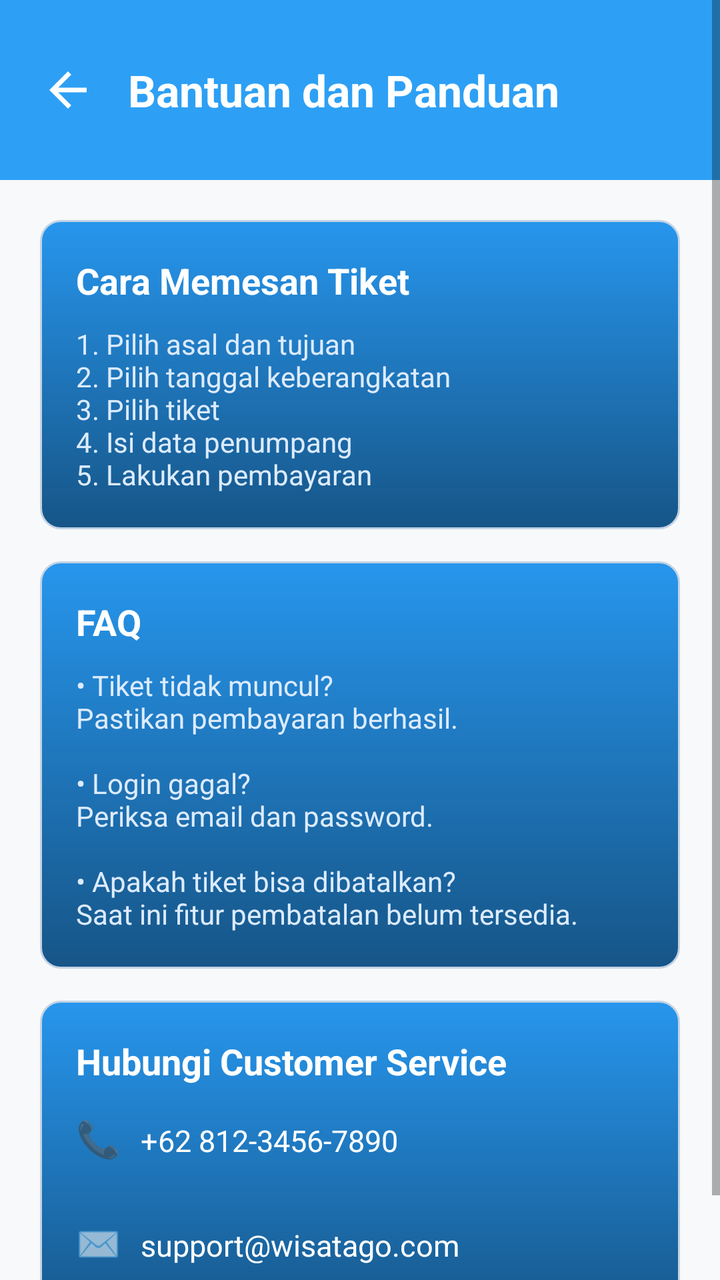
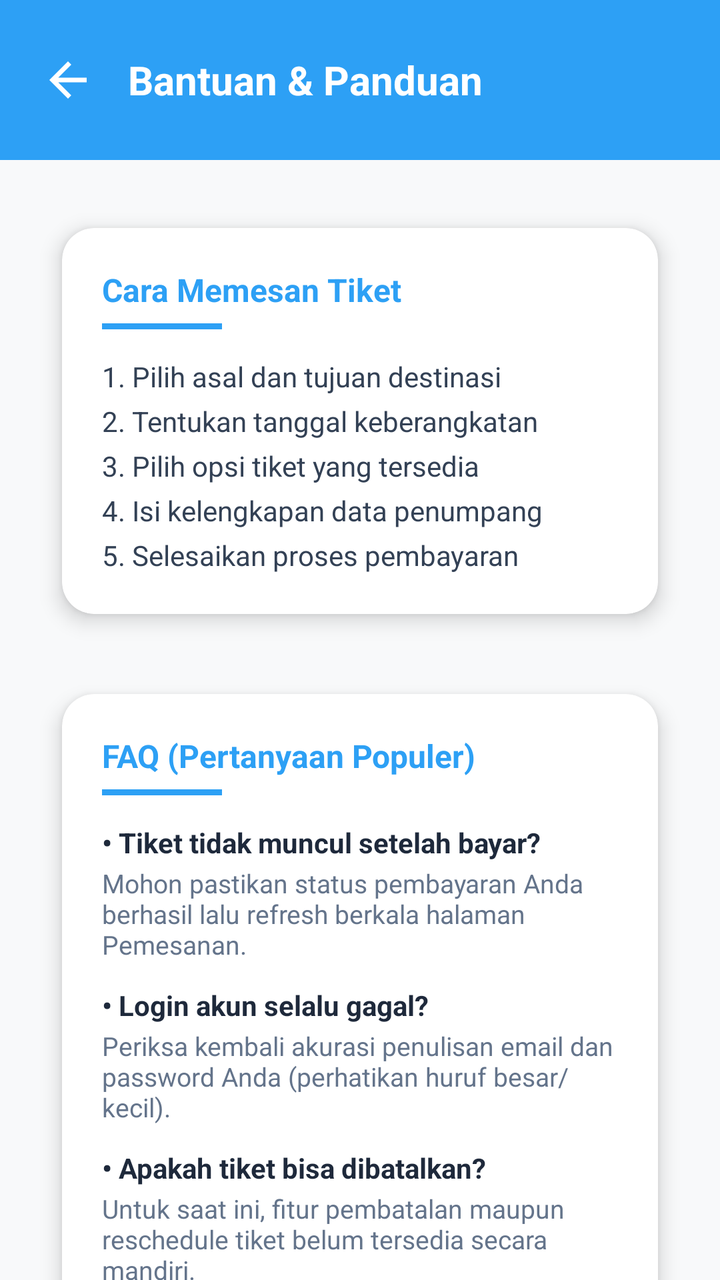

Before-and-after screenshots of an Android layout around one commit, followed by the original layout XML and the change that was made.
<!-- AndroidManifest.xml: application theme Theme.WisataGo -->
<!-- res/layout/activity_bantuan.xml -->
<?xml version="1.0" encoding="utf-8"?>
<ScrollView
    xmlns:android="http://schemas.android.com/apk/res/android"
    android:layout_width="match_parent"
    android:layout_height="match_parent"
    android:background="#F8F9FA">

    <LinearLayout
        android:layout_width="match_parent"
        android:layout_height="wrap_content"
        android:orientation="vertical">

        
        <LinearLayout
            android:layout_width="match_parent"
            android:layout_height="90dp"
            android:background="#2DA0F5"
            android:gravity="center_vertical"
            android:orientation="horizontal"
            android:paddingHorizontal="20dp">

            <ImageView
                android:id="@+id/btnBack"
                android:layout_width="28dp"
                android:layout_height="28dp"
                android:src="@drawable/ic_back_white"
                android:clickable="true"
                android:focusable="true"/>

            <TextView
                android:layout_width="wrap_content"
                android:layout_height="wrap_content"
                android:text="Bantuan dan Panduan"
                android:textColor="#FFFFFF"
                android:textSize="22sp"
                android:textStyle="bold"
                android:layout_marginStart="16dp"/>
        </LinearLayout>

        <LinearLayout
            android:layout_width="match_parent"
            android:layout_height="wrap_content"
            android:orientation="vertical"
            android:padding="20dp">

            
            <LinearLayout
                android:layout_width="match_parent"
                android:layout_height="wrap_content"
                android:orientation="vertical"
                android:background="@drawable/bg_login2"
                android:padding="18dp"
                android:layout_marginBottom="16dp">

                <TextView
                    android:layout_width="wrap_content"
                    android:layout_height="wrap_content"
                    android:text="Cara Memesan Tiket"
                    android:textColor="#FFFFFF"
                    android:textStyle="bold"
                    android:textSize="18sp"/>

                <TextView
                    android:layout_width="wrap_content"
                    android:layout_height="wrap_content"
                    android:text="1. Pilih asal dan tujuan\n2. Pilih tanggal keberangkatan\n3. Pilih tiket\n4. Isi data penumpang\n5. Lakukan pembayaran"
                    android:textColor="#DCEBFF"
                    android:textSize="14sp"
                    android:layout_marginTop="10dp"/>
            </LinearLayout>

            
            <LinearLayout
                android:layout_width="match_parent"
                android:layout_height="wrap_content"
                android:orientation="vertical"
                android:background="@drawable/bg_login2"
                android:padding="18dp"
                android:layout_marginBottom="16dp">

                <TextView
                    android:layout_width="wrap_content"
                    android:layout_height="wrap_content"
                    android:text="FAQ"
                    android:textColor="#FFFFFF"
                    android:textStyle="bold"
                    android:textSize="18sp"/>

                <TextView
                    android:layout_width="wrap_content"
                    android:layout_height="wrap_content"
                    android:text="• Tiket tidak muncul?\nPastikan pembayaran berhasil.\n\n• Login gagal?\nPeriksa email dan password.\n\n• Apakah tiket bisa dibatalkan?\nSaat ini fitur pembatalan belum tersedia."
                    android:textColor="#DCEBFF"
                    android:textSize="14sp"
                    android:layout_marginTop="10dp"/>
            </LinearLayout>

            
            <LinearLayout
                android:layout_width="match_parent"
                android:layout_height="wrap_content"
                android:orientation="vertical"
                android:background="@drawable/bg_login2"
                android:padding="18dp">

                <TextView
                    android:layout_width="wrap_content"
                    android:layout_height="wrap_content"
                    android:text="Hubungi Customer Service"
                    android:textColor="#FFFFFF"
                    android:textStyle="bold"
                    android:textSize="18sp"/>

                
                <LinearLayout
                    android:id="@+id/btnCall"
                    android:layout_width="match_parent"
                    android:layout_height="wrap_content"
                    android:orientation="horizontal"
                    android:paddingVertical="14dp"
                    android:clickable="true"
                    android:focusable="true">

                    <TextView
                        android:layout_width="wrap_content"
                        android:layout_height="wrap_content"
                        android:text="📞"
                        android:textSize="18sp"/>

                    <TextView
                        android:layout_width="wrap_content"
                        android:layout_height="wrap_content"
                        android:text="+62 812-3456-7890"
                        android:textColor="#FFFFFF"
                        android:textSize="15sp"
                        android:layout_marginStart="10dp"/>
                </LinearLayout>

                
                <LinearLayout
                    android:id="@+id/btnEmail"
                    android:layout_width="match_parent"
                    android:layout_height="wrap_content"
                    android:orientation="horizontal"
                    android:paddingVertical="14dp"
                    android:clickable="true"
                    android:focusable="true">

                    <TextView
                        android:layout_width="wrap_content"
                        android:layout_height="wrap_content"
                        android:text="✉️"
                        android:textSize="18sp"/>

                    <TextView
                        android:layout_width="wrap_content"
                        android:layout_height="wrap_content"
                        android:text="support@wisatago.com"
                        android:textColor="#FFFFFF"
                        android:textSize="15sp"
                        android:layout_marginStart="10dp"/>
                </LinearLayout>

            </LinearLayout>

        </LinearLayout>

    </LinearLayout>

</ScrollView>
<!-- resources referenced by this layout -->
<resources>
  <!-- drawable bg_login2 (drawable) -->
  <?xml version="1.0" encoding="UTF-8"?>
  <shape
      xmlns:android="http://schemas.android.com/apk/res/android">
      <gradient
          android:startColor="#2796ED"
          android:endColor="#165587"
          android:angle="270"
          />
      <stroke
          android:color="#C2D3E4"
          android:width="1dp"
          />
      <corners
          android:radius="10dp"
          />
  </shape>
  <!-- drawable ic_back_white (drawable) -->
  <vector xmlns:android="http://schemas.android.com/apk/res/android"
      android:width="24dp"
      android:height="24dp"
      android:viewportWidth="24"
      android:viewportHeight="24"
      android:tint="#FFFFFF">
      <path
          android:fillColor="@android:color/white"
          android:pathData="M20,11H7.83l5.59,-5.59L12,4l-8,8 8,8 1.41,-1.41L7.83,13H20v-2z"/>
  </vector>
  <style name="Theme.WisataGo" parent="Theme.MaterialComponents.Light.NoActionBar">
      </style>
</resources>

<!-- the commit's change to res/layout/activity_bantuan.xml (unified diff, before → after) -->
@@ -1,19 +1,20 @@
 <?xml version="1.0" encoding="utf-8"?>
 <ScrollView
     xmlns:android="http://schemas.android.com/apk/res/android"
+    xmlns:app="http://schemas.android.com/apk/res-auto"
     android:layout_width="match_parent"
     android:layout_height="match_parent"
-    android:background="#F8F9FA">
+    android:background="#F8F9FA"
+    android:scrollbars="none">
 
     <LinearLayout
         android:layout_width="match_parent"
         android:layout_height="wrap_content"
         android:orientation="vertical">
 
-        
         <LinearLayout
             android:layout_width="match_parent"
-            android:layout_height="90dp"
+            android:layout_height="80dp"
             android:background="#2DA0F5"
             android:gravity="center_vertical"
             android:orientation="horizontal"
@@ -23,18 +24,19 @@
                 android:id="@+id/btnBack"
                 android:layout_width="28dp"
                 android:layout_height="28dp"
-                android:src="@drawable/ic_back_white"
+                android:background="?attr/selectableItemBackgroundBorderless"
                 android:clickable="true"
-                android:focusable="true"/>
+                android:focusable="true"
+                android:src="@drawable/ic_back_white" />
 
             <TextView
                 android:layout_width="wrap_content"
                 android:layout_height="wrap_content"
-                android:text="Bantuan dan Panduan"
+                android:layout_marginStart="16dp"
+                android:text="Bantuan &amp; Panduan"
                 android:textColor="#FFFFFF"
-                android:textSize="22sp"
-                android:textStyle="bold"
-                android:layout_marginStart="16dp"/>
+                android:textSize="20sp"
+                android:textStyle="bold" />
         </LinearLayout>
 
         <LinearLayout
@@ -43,128 +45,219 @@
             android:orientation="vertical"
             android:padding="20dp">
 
-            
-            <LinearLayout
+            <com.google.android.material.card.MaterialCardView
                 android:layout_width="match_parent"
                 android:layout_height="wrap_content"
-                android:orientation="vertical"
-                android:background="@drawable/bg_login2"
-                android:padding="18dp"
-                android:layout_marginBottom="16dp">
-
-                <TextView
-                    android:layout_width="wrap_content"
-                    android:layout_height="wrap_content"
-                    android:text="Cara Memesan Tiket"
-                    android:textColor="#FFFFFF"
-                    android:textStyle="bold"
-                    android:textSize="18sp"/>
-
-                <TextView
-                    android:layout_width="wrap_content"
-                    android:layout_height="wrap_content"
-                    android:text="1. Pilih asal dan tujuan\n2. Pilih tanggal keberangkatan\n3. Pilih tiket\n4. Isi data penumpang\n5. Lakukan pembayaran"
-                    android:textColor="#DCEBFF"
-                    android:textSize="14sp"
-                    android:layout_marginTop="10dp"/>
-            </LinearLayout>
-
-            
-            <LinearLayout
-                android:layout_width="match_parent"
-                android:layout_height="wrap_content"
-                android:orientation="vertical"
-                android:background="@drawable/bg_login2"
-                android:padding="18dp"
-                android:layout_marginBottom="16dp">
-
-                <TextView
-                    android:layout_width="wrap_content"
-                    android:layout_height="wrap_content"
-                    android:text="FAQ"
-                    android:textColor="#FFFFFF"
-                    android:textStyle="bold"
-                    android:textSize="18sp"/>
-
-                <TextView
-                    android:layout_width="wrap_content"
-                    android:layout_height="wrap_content"
-                    android:text="• Tiket tidak muncul?\nPastikan pembayaran berhasil.\n\n• Login gagal?\nPeriksa email dan password.\n\n• Apakah tiket bisa dibatalkan?\nSaat ini fitur pembatalan belum tersedia."
-                    android:textColor="#DCEBFF"
-                    android:textSize="14sp"
-                    android:layout_marginTop="10dp"/>
-            </LinearLayout>
-
-            
-            <LinearLayout
-                android:layout_width="match_parent"
-                android:layout_height="wrap_content"
-                android:orientation="vertical"
-                android:background="@drawable/bg_login2"
-                android:padding="18dp">
-
-                <TextView
-                    android:layout_width="wrap_content"
-                    android:layout_height="wrap_content"
-                    android:text="Hubungi Customer Service"
-                    android:textColor="#FFFFFF"
-                    android:textStyle="bold"
-                    android:textSize="18sp"/>
-
-                
+                android:layout_marginBottom="12dp"
+                app:cardBackgroundColor="#FFFFFF"
+                app:cardCornerRadius="16dp"
+                app:cardElevation="6dp"
+                app:cardUseCompatPadding="true"
+                app:strokeWidth="0dp">
+
                 <LinearLayout
-                    android:id="@+id/btnCall"
                     android:layout_width="match_parent"
                     android:layout_height="wrap_content"
-                    android:orientation="horizontal"
-                    android:paddingVertical="14dp"
-                    android:clickable="true"
-                    android:focusable="true">
-
-                    <TextView
-                        android:layout_width="wrap_content"
-                        android:layout_height="wrap_content"
-                        android:text="📞"
-                        android:textSize="18sp"/>
-
-                    <TextView
-                        android:layout_width="wrap_content"
-                        android:layout_height="wrap_content"
-                        android:text="+62 812-3456-7890"
-                        android:textColor="#FFFFFF"
-                        android:textSize="15sp"
-                        android:layout_marginStart="10dp"/>
+                    android:orientation="vertical"
+                    android:padding="20dp">
+
+                    <TextView
+                        android:layout_width="wrap_content"
+                        android:layout_height="wrap_content"
+                        android:text="Cara Memesan Tiket"
+                        android:textColor="#2DA0F5"
+                        android:textSize="16sp"
+                        android:textStyle="bold" />
+
+                    <View
+                        android:layout_width="60dp"
+                        android:layout_height="3dp"
+                        android:layout_marginTop="6dp"
+                        android:layout_marginBottom="14dp"
+                        android:background="#2DA0F5" />
+
+                    <TextView
+                        android:layout_width="match_parent"
+                        android:layout_height="wrap_content"
+                        android:lineSpacingExtra="6dp"
+                        android:text="1. Pilih asal dan tujuan destinasi\n2. Tentukan tanggal keberangkatan\n3. Pilih opsi tiket yang tersedia\n4. Isi kelengkapan data penumpang\n5. Selesaikan proses pembayaran"
+                        android:textColor="#334155"
+                        android:textSize="14sp" />
                 </LinearLayout>
-
-                
+            </com.google.android.material.card.MaterialCardView>
+
+            <com.google.android.material.card.MaterialCardView
+                android:layout_width="match_parent"
+                android:layout_height="wrap_content"
+                android:layout_marginBottom="12dp"
+                app:cardBackgroundColor="#FFFFFF"
+                app:cardCornerRadius="16dp"
+                app:cardElevation="6dp"
+                app:cardUseCompatPadding="true"
+                app:strokeWidth="0dp">
+
                 <LinearLayout
-                    android:id="@+id/btnEmail"
                     android:layout_width="match_parent"
                     android:layout_height="wrap_content"
-                    android:orientation="horizontal"
-                    android:paddingVertical="14dp"
-                    android:clickable="true"
-                    android:focusable="true">
-
-                    <TextView
-                        android:layout_width="wrap_content"
-                        android:layout_height="wrap_content"
-                        android:text="✉️"
-                        android:textSize="18sp"/>
-
-                    <TextView
-                        android:layout_width="wrap_content"
-                        android:layout_height="wrap_content"
-                        android:text="support@wisatago.com"
-                        android:textColor="#FFFFFF"
+                    android:orientation="vertical"
+                    android:padding="20dp">
+
+                    <TextView
+                        android:layout_width="wrap_content"
+                        android:layout_height="wrap_content"
+                        android:text="FAQ (Pertanyaan Populer)"
+                        android:textColor="#2DA0F5"
+                        android:textSize="16sp"
+                        android:textStyle="bold" />
+
+                    <View
+                        android:layout_width="60dp"
+                        android:layout_height="3dp"
+                        android:layout_marginTop="6dp"
+                        android:layout_marginBottom="14dp"
+                        android:background="#2DA0F5" />
+
+                    <TextView
+                        android:layout_width="wrap_content"
+                        android:layout_height="wrap_content"
+                        android:text="• Tiket tidak muncul setelah bayar?"
+                        android:textColor="#1E293B"
+                        android:textStyle="bold"
+                        android:textSize="14sp"/>
+
+                    <TextView
+                        android:layout_width="match_parent"
+                        android:layout_height="wrap_content"
+                        android:layout_marginTop="2dp"
+                        android:layout_marginBottom="12dp"
+                        android:text="Mohon pastikan status pembayaran Anda berhasil lalu refresh berkala halaman Pemesanan."
+                        android:textColor="#64748B"
+                        android:textSize="13sp" />
+
+                    <TextView
+                        android:layout_width="wrap_content"
+                        android:layout_height="wrap_content"
+                        android:text="• Login akun selalu gagal?"
+                        android:textColor="#1E293B"
+                        android:textStyle="bold"
+                        android:textSize="14sp"/>
+
+                    <TextView
+                        android:layout_width="match_parent"
+                        android:layout_height="wrap_content"
+                        android:layout_marginTop="2dp"
+                        android:layout_marginBottom="12dp"
+                        android:text="Periksa kembali akurasi penulisan email dan password Anda (perhatikan huruf besar/kecil)."
+                        android:textColor="#64748B"
+                        android:textSize="13sp" />
+
+                    <TextView
+                        android:layout_width="wrap_content"
+                        android:layout_height="wrap_content"
+                        android:text="• Apakah tiket bisa dibatalkan?"
+                        android:textColor="#1E293B"
+                        android:textStyle="bold"
+                        android:textSize="14sp"/>
+
+                    <TextView
+                        android:layout_width="match_parent"
+                        android:layout_height="wrap_content"
+                        android:layout_marginTop="2dp"
+                        android:text="Untuk saat ini, fitur pembatalan maupun reschedule tiket belum tersedia secara mandiri."
+                        android:textColor="#64748B"
+                        android:textSize="13sp" />
+                </LinearLayout>
+            </com.google.android.material.card.MaterialCardView>
+
+            <com.google.android.material.card.MaterialCardView
+                android:layout_width="match_parent"
+                android:layout_height="wrap_content"
+                android:layout_marginBottom="16dp"
+                app:cardBackgroundColor="#FFFFFF"
+                app:cardCornerRadius="16dp"
+                app:cardElevation="6dp"
+                app:cardUseCompatPadding="true"
+                app:strokeWidth="0dp">
+
+                <LinearLayout
+                    android:layout_width="match_parent"
+                    android:layout_height="wrap_content"
+                    android:orientation="vertical"
+                    android:padding="8dp">
+
+                    <TextView
+                        android:layout_width="wrap_content"
+                        android:layout_height="wrap_content"
+                        android:layout_marginStart="12dp"
+                        android:layout_marginTop="12dp"
+                        android:text="Hubungi Customer Service"
+                        android:textColor="#1E293B"
                         android:textSize="15sp"
-                        android:layout_marginStart="10dp"/>
+                        android:textStyle="bold" />
+
+                    <View
+                        android:layout_width="match_parent"
+                        android:layout_height="1dp"
+                        android:layout_marginTop="12dp"
+                        android:layout_marginHorizontal="12dp"
+                        android:background="#F1F5F9" />
+
+                    <LinearLayout
+                        android:id="@+id/btnCall"
+                        android:layout_width="match_parent"
+                        android:layout_height="56dp"
+                        android:background="?attr/selectableItemBackground"
+                        android:clickable="true"
+                        android:focusable="true"
+                        android:gravity="center_vertical"
+                        android:orientation="horizontal"
+                        android:paddingHorizontal="12dp">
+
+                        <ImageView
+                            android:layout_width="22dp"
+                            android:layout_height="22dp"
+                            android:src="@drawable/icon_telp"
+                            app:tint="#2DA0F5" />
+
+                        <TextView
+                            android:layout_width="wrap_content"
+                            android:layout_height="wrap_content"
+                            android:layout_marginStart="14dp"
+                            android:text="+62 812-3456-7890"
+                            android:textColor="#334155"
+                            android:textSize="14sp"
+                            android:textStyle="bold" />
+                    </LinearLayout>
+
+                    <LinearLayout
+                        android:id="@+id/btnEmail"
+                        android:layout_width="match_parent"
+                        android:layout_height="56dp"
+                        android:background="?attr/selectableItemBackground"
+                        android:clickable="true"
+                        android:focusable="true"
+                        android:gravity="center_vertical"
+                        android:orientation="horizontal"
+                        android:paddingHorizontal="12dp">
+
+                        <ImageView
+                            android:layout_width="22dp"
+                            android:layout_height="22dp"
+                            android:src="@drawable/icon_email"
+                            app:tint="#2DA0F5" />
+
+                        <TextView
+                            android:layout_width="wrap_content"
+                            android:layout_height="wrap_content"
+                            android:layout_marginStart="14dp"
+                            android:text="support@wisatago.com"
+                            android:textColor="#334155"
+                            android:textSize="14sp"
+                            android:textStyle="bold" />
+                    </LinearLayout>
                 </LinearLayout>
-
-            </LinearLayout>
+            </com.google.android.material.card.MaterialCardView>
 
         </LinearLayout>
-
     </LinearLayout>
-
 </ScrollView>
<!-- resource entries referenced after the edit -->
@@ -1,22 +1,5 @@
 <!-- resources referenced by this layout -->
 <resources>
-  <!-- drawable bg_login2 (drawable) -->
-  <?xml version="1.0" encoding="UTF-8"?>
-  <shape
-      xmlns:android="http://schemas.android.com/apk/res/android">
-      <gradient
-          android:startColor="#2796ED"
-          android:endColor="#165587"
-          android:angle="270"
-          />
-      <stroke
-          android:color="#C2D3E4"
-          android:width="1dp"
-          />
-      <corners
-          android:radius="10dp"
-          />
-  </shape>
   <!-- drawable ic_back_white (drawable) -->
   <vector xmlns:android="http://schemas.android.com/apk/res/android"
       android:width="24dp"
@@ -28,6 +11,8 @@
           android:fillColor="@android:color/white"
           android:pathData="M20,11H7.83l5.59,-5.59L12,4l-8,8 8,8 1.41,-1.41L7.83,13H20v-2z"/>
   </vector>
+  <!-- drawable icon_email: png bitmap (drawable, 516 bytes) -->
+  <!-- drawable icon_telp: png bitmap (drawable, 520 bytes) -->
   <style name="Theme.WisataGo" parent="Theme.MaterialComponents.Light.NoActionBar">
       </style>
 </resources>
